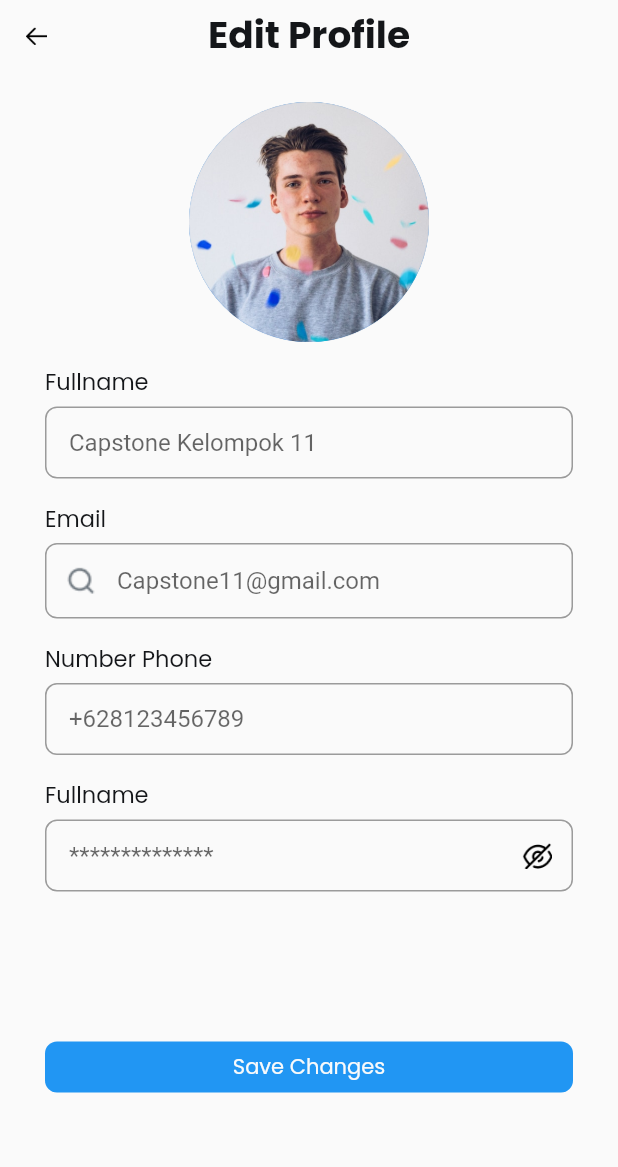
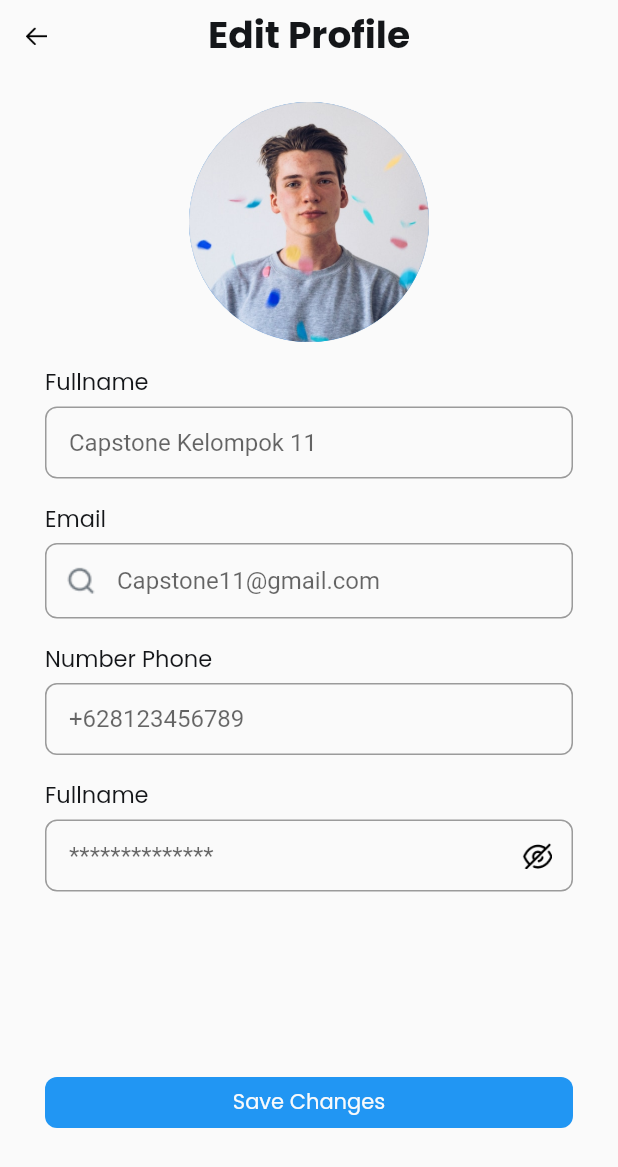
Before and after one commit to 99kairas/capstone_solo, a Flutter app: the EditProfileScreen screen opened directly, on a phone screen of 412 x 824 dp. Shown: the top 1167 px of the screen. Run offline on Flutter 3.47's test engine with Material 2 defaults, Android fonts, the phone set to English and light mode, and no system bars; our stand-ins replace google_fonts.

Commit message:
ganti height sizedbox di edit profile jadi media query

```diff
--- a/lib/View/widgets/edit_profile/edit_profile_body.dart
+++ b/lib/View/widgets/edit_profile/edit_profile_body.dart
@@ -35,7 +35,7 @@
               ),
             ),
           ),
-          const SizedBox(height: 100),
+          SizedBox(height: MediaQuery.of(context).size.height * 0.15),
           InkWell(
             onTap: () {},
             child: Container(
@@ -50,7 +50,7 @@
               )),
             ),
           ),
-          SizedBox(height: MediaQuery.of(context).size.height * 0.1),
+          SizedBox(height: MediaQuery.of(context).size.height * 0.05),
         ],
       ),
     );
```
